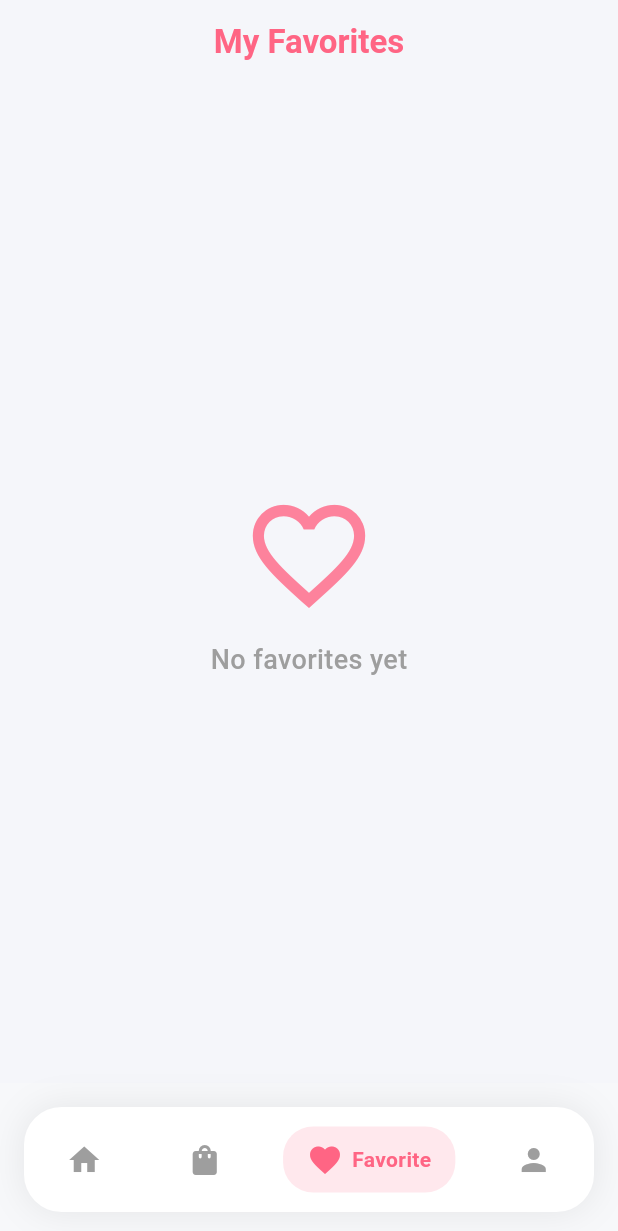
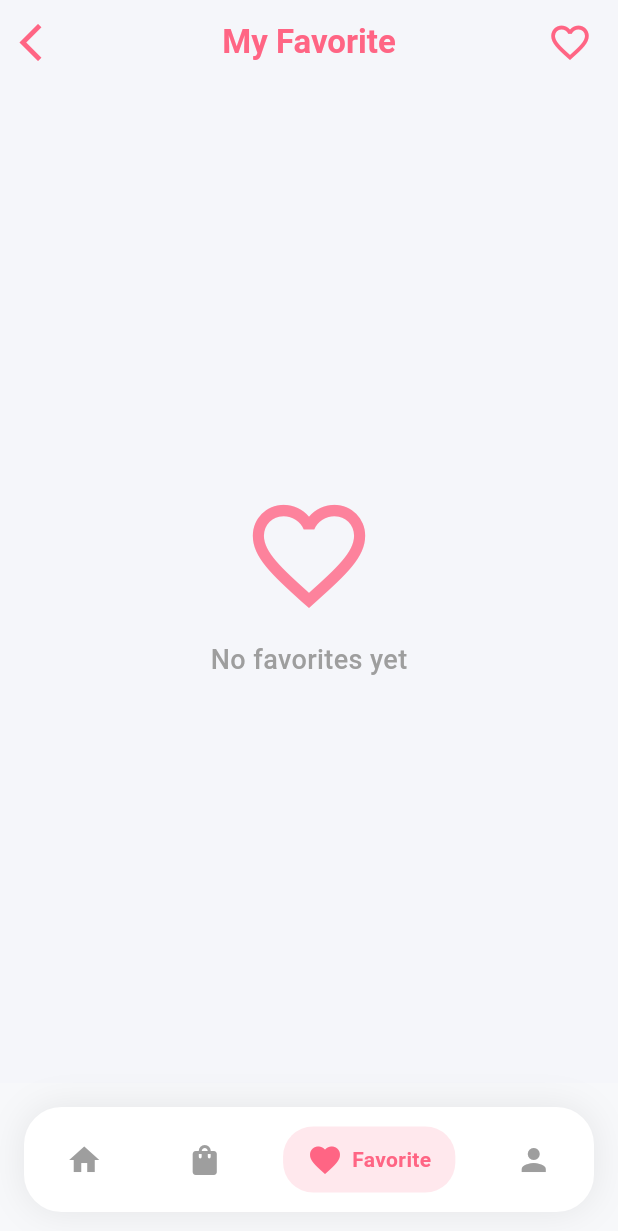
Before and after one commit to yornnonakh/provider_app_computer, a Flutter app: the screen it shows after launch, item 3 of the bottom bar chosen, on a phone screen of 412 x 824 dp. Shown: the top 1231 px of the screen. Run offline on Flutter 3.47's test engine with Material 3 defaults, Android fonts, the phone set to English and light mode, and no system bars; our stand-ins replace flutter_image_slideshow; network calls fail.

Commit message:
add the new feature

```diff
--- a/lib/app/modules/view/favorite_screen.dart
+++ b/lib/app/modules/view/favorite_screen.dart
@@ -13,17 +13,23 @@ class FavoriteScreen extends StatelessWidget {
     return Scaffold(
       backgroundColor: Color(0xFFF5F6FA),
       appBar: AppBar(
+        backgroundColor: Colors.transparent,
+        elevation: 0,
+        leading: _iconBtn(context, Icons.arrow_back_ios, () {
+          Navigator.pop(context);
+        }),
         title: Text(
-          "My Favorites",
+          'My Favorite',
           style: TextStyle(
             fontWeight: FontWeight.bold,
             color: Theme.of(context).primaryColor,
           ),
         ),
+        actions: [
+          _iconBtn(context, Icons.favorite_border, () {}),
+          SizedBox(width: 8),
+        ],
         centerTitle: true,
-        backgroundColor: Colors.transparent,
-        elevation: 0,
-        foregroundColor: Colors.black,
       ),
       body: favorites.isEmpty
           ? _EmptyState()
@@ -67,6 +73,21 @@ class FavoriteScreen extends StatelessWidget {
                 );
               },
             ),
+    );
+  }
+
+  Widget _iconBtn(
+    BuildContext context,
+    IconData icon,
+    VoidCallback onPressed, {
+    Color? color,
+    double size = 30,
+  }) {
+    final resolvedColor = color ?? Theme.of(context).primaryColor;
+
+    return IconButton(
+      icon: Icon(icon, color: resolvedColor, size: size),
+      onPressed: onPressed,
     );
   }
 
```
